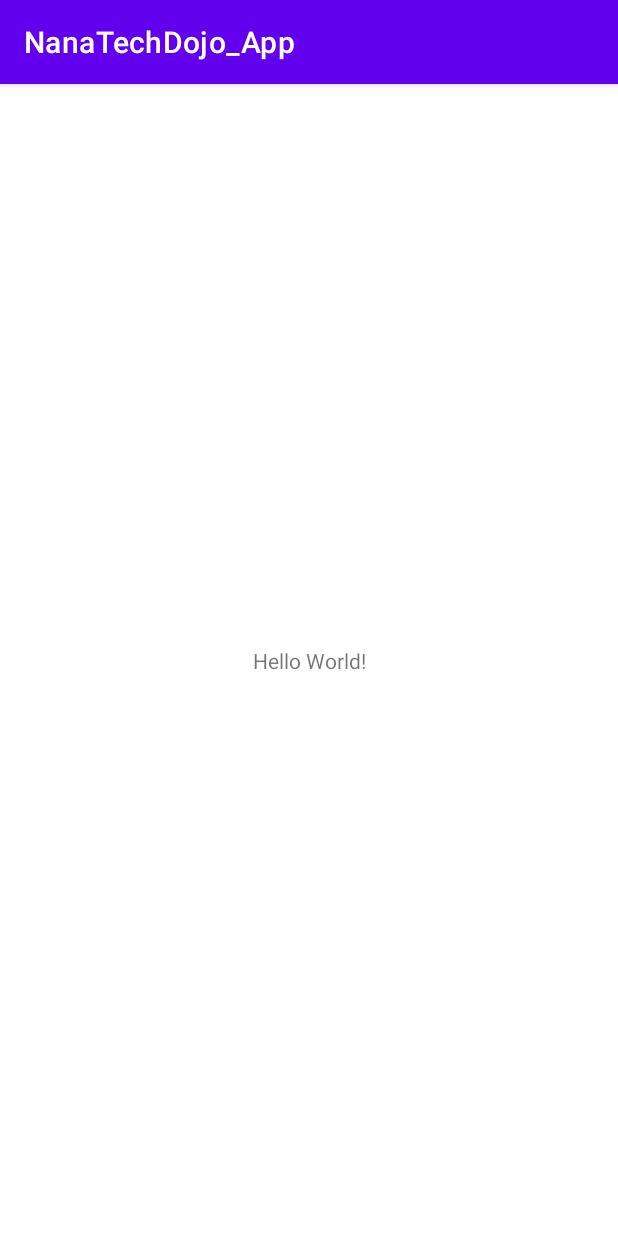
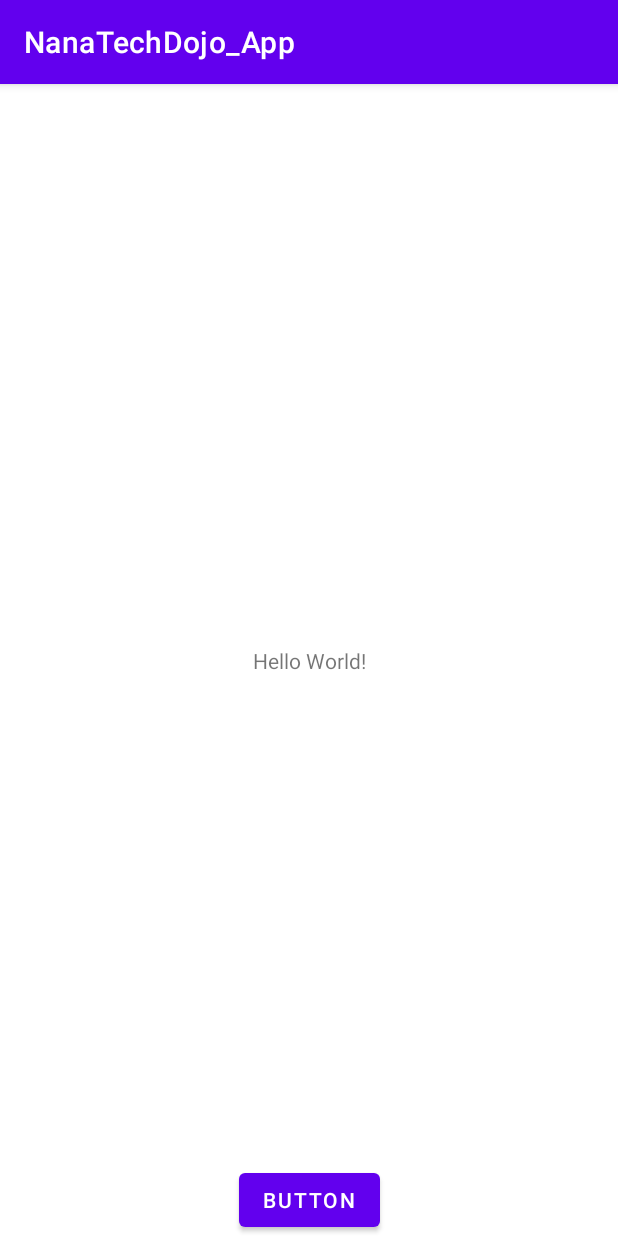
Before and after one commit to kamioka24/NanaTechDojo_App, an Android app: the screen it shows after launch (MainActivity), on a phone screen of 412 x 824 dp. Run offline under Robolectric (Android 15) with nearby library versions, the phone set to English and light mode, and no system bars.

Commit message:
[Unfinished]

```diff
--- /dev/null
+++ b/app/src/main/java/com/example/nanatechdojo_app/model/AvCollection.kt
@@ -0,0 +1,4 @@
+package com.example.nanatechdojo_app.model
+
+class AvCollection {
+}
--- /dev/null
+++ b/app/src/main/java/com/example/nanatechdojo_app/model/AvVideo.kt
@@ -0,0 +1,4 @@
+package com.example.nanatechdojo_app.model
+
+class AvVideo {
+}
--- a/app/src/main/res/layout/activity_main.xml
+++ b/app/src/main/res/layout/activity_main.xml
@@ -7,6 +7,7 @@
     tools:context=".main.MainActivity">
 
     <TextView
+        android:id="@+id/textView"
         android:layout_width="wrap_content"
         android:layout_height="wrap_content"
         android:text="Hello World!"
@@ -15,4 +16,13 @@
         app:layout_constraintRight_toRightOf="parent"
         app:layout_constraintTop_toTopOf="parent" />
 
+    <Button
+        android:id="@+id/button"
+        android:layout_width="wrap_content"
+        android:layout_height="wrap_content"
+        android:text="Button"
+        app:layout_constraintBottom_toBottomOf="parent"
+        app:layout_constraintEnd_toEndOf="parent"
+        app:layout_constraintStart_toStartOf="parent" />
+
 </androidx.constraintlayout.widget.ConstraintLayout>
```
Also changed, not shown: app/build.gradle (+10 -6 lines), app/src/main/java/com/example/nanatechdojo_app/AvgleApi.kt (added, +14 -0 lines), app/src/main/java/com/example/nanatechdojo_app/main/MainActivity.kt (+29 -1 lines), app/src/main/java/com/example/nanatechdojo_app/model/AvCategory.kt (+26 -1 lines), app/src/main/java/com/example/nanatechdojo_app/repository/AvRepository.kt (added, +20 -0 lines).
